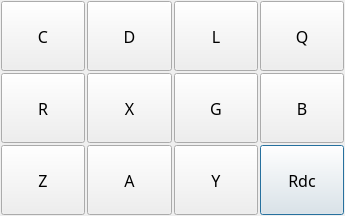
Qt form MeterMode/dlg4300FuctionMajor.ui (caicaiking/WKEFactoryView2014) before a commit.
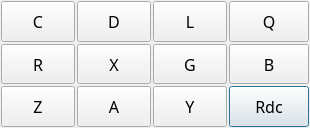
The same form after that commit.

Diff of the .ui file:
```diff
--- a/MeterMode/dlg4300FuctionMajor.ui
+++ b/MeterMode/dlg4300FuctionMajor.ui
@@ -6,8 +6,8 @@
    <rect>
     <x>0</x>
     <y>0</y>
-    <width>345</width>
-    <height>216</height>
+    <width>310</width>
+    <height>128</height>
    </rect>
   </property>
   <property name="windowTitle">
```
